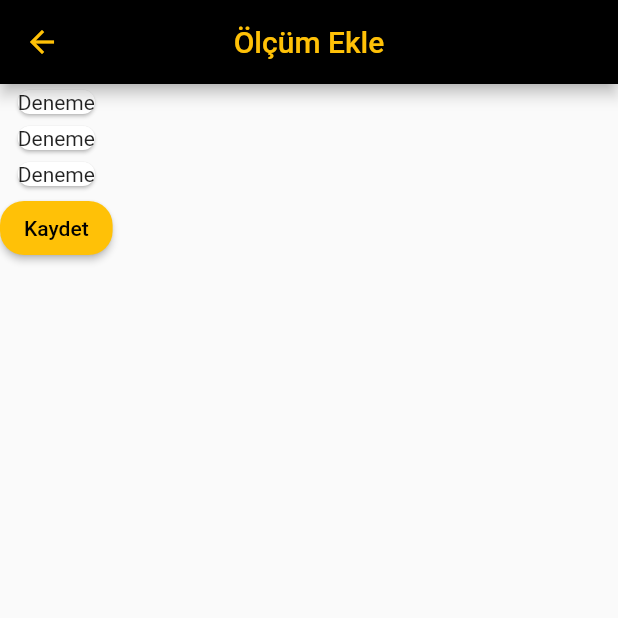
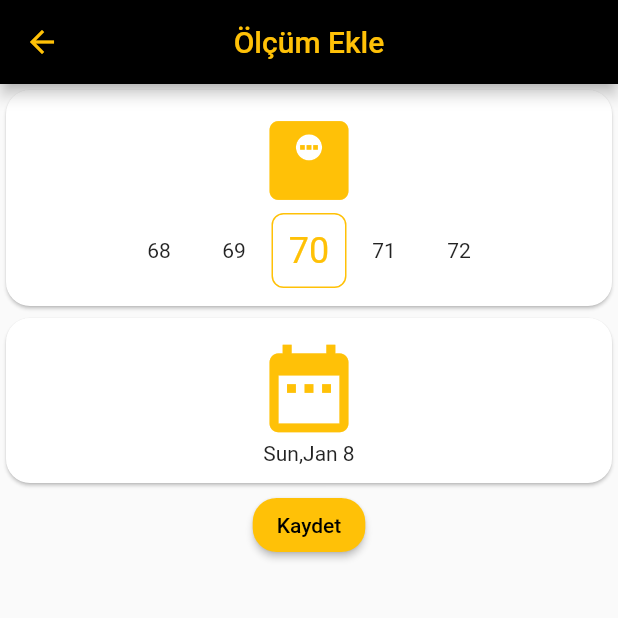
Before and after one commit to kececibora/Flutter-Fitbody-App, a Flutter app: the AddRecordView screen opened directly, on a phone screen of 412 x 824 dp, the top half of it. Run offline on Flutter 3.47's test engine with Material 2 defaults, Android fonts, the phone set to English and light mode, and no system bars; drawn by our look-alikes of numberpicker; our stand-ins replace animated_bottom_navigation_bar, freezed_annotation, get.

Commit message:
Add Record Ui Done

```diff
--- a/lib/getx-weightTrack/add_record.dart
+++ b/lib/getx-weightTrack/add_record.dart
@@ -1,4 +1,6 @@
 import 'package:flutter/material.dart';
+import 'package:intl/intl.dart';
+import 'package:numberpicker/numberpicker.dart';
 
 class AddRecordView extends StatefulWidget {
   const AddRecordView({super.key});
@@ -8,6 +10,39 @@ class AddRecordView extends StatefulWidget {
 }
 
 class _AddRecordViewState extends State<AddRecordView> {
+  int _selectedValue = 70;
+  DateTime _selectedDate = DateTime.now();
+
+  void pickDate(BuildContext context) async {
+    //datepicker show
+    var initialDate = DateTime.now();
+    _selectedDate = await showDatePicker(
+            builder: (context, child) {
+              return Theme(
+                data: ThemeData.dark().copyWith(
+                    colorScheme: ColorScheme(
+                        brightness: Brightness.light,
+                        primary: Colors.black,
+                        onPrimary: Colors.yellow,
+                        secondary: Colors.black,
+                        onSecondary: Colors.black,
+                        error: Colors.black,
+                        onError: Colors.black,
+                        background: Colors.black,
+                        onBackground: Colors.yellow,
+                        surface: Colors.yellow,
+                        onSurface: Colors.white)),
+                child: child ?? Text(''),
+              );
+            },
+            context: context,
+            initialDate: _selectedDate,
+            firstDate: DateTime(2000),
+            lastDate: initialDate.add(Duration(days: 0))) ??
+        _selectedDate;
+    setState(() {});
+  }
+
   @override
   Widget build(BuildContext context) {
     return Scaffold(
@@ -21,19 +56,70 @@ class _AddRecordViewState extends State<AddRecordView> {
       ),
       body: Column(children: [
         Card(
-          child: Text("Deneme"),
+          child: Padding(
+            padding: const EdgeInsets.all(12.0),
+            child: Column(
+              children: [
+                Icon(
+                  color: Colors.amber,
+                  Icons.monitor_weight,
+                  size: 70,
+                ),
+                Row(
+                  mainAxisAlignment: MainAxisAlignment.center,
+                  children: [
+                    NumberPicker(
+                        decoration: BoxDecoration(
+                            border: Border.all(color: Colors.amber),
+                            borderRadius: BorderRadius.circular(8)),
+                        itemCount: 5,
+                        itemWidth: 50,
+                        itemHeight: 50,
+                        axis: Axis.horizontal,
+                        minValue: 30,
+                        maxValue: 200,
+                        value: _selectedValue,
+                        onChanged: (e) {
+                          setState(() {
+                            _selectedValue = e;
+                          });
+                        }),
+                  ],
+                ),
+              ],
+            ),
+          ),
           shape:
               RoundedRectangleBorder(borderRadius: BorderRadius.circular(16)),
         ),
-        Card(
-          child: Text("Deneme"),
-          shape:
-              RoundedRectangleBorder(borderRadius: BorderRadius.circular(16)),
-        ),
-        Card(
-          child: Text("Deneme"),
-          shape:
-              RoundedRectangleBorder(borderRadius: BorderRadius.circular(16)),
+        GestureDetector(
+          onTap: () {
+            pickDate(context);
+          },
+          child: Card(
+            child: Padding(
+              padding: const EdgeInsets.all(12.0),
+              child: Column(
+                children: [
+                  Icon(
+                    color: Colors.amber,
+                    Icons.date_range,
+                    size: 70,
+                  ),
+                  Row(
+                    mainAxisAlignment: MainAxisAlignment.center,
+                    children: [
+                      Text(
+                        DateFormat('EEE,MMM d').format(_selectedDate),
+                      ),
+                    ],
+                  ),
+                ],
+              ),
+            ),
+            shape:
+                RoundedRectangleBorder(borderRadius: BorderRadius.circular(16)),
+          ),
         ),
         ElevatedButton(
           onPressed: () {},
--- a/lib/getx-weightTrack/graph_history.dart
+++ b/lib/getx-weightTrack/graph_history.dart
@@ -20,7 +20,7 @@ class _RealHistoryScreenState extends State<RealHistoryScreen> {
             leading: BackButton(color: Colors.amber),
             centerTitle: true,
             title: Text(
-              "Kilo",
+              "Geçmiş Ölçümler",
               style: TextStyle(color: Colors.amber),
             ),
           ),
--- a/pubspec.yaml
+++ b/pubspec.yaml
@@ -43,6 +43,7 @@ dependencies:
   freezed: ^2.3.2
   freezed_annotation: ^2.2.0
   json_annotation: ^4.7.0
+  numberpicker: ^2.1.1
 
 dev_dependencies:
   flutter_test:
```
Also changed, not shown: pubspec.lock, 1 other file.
